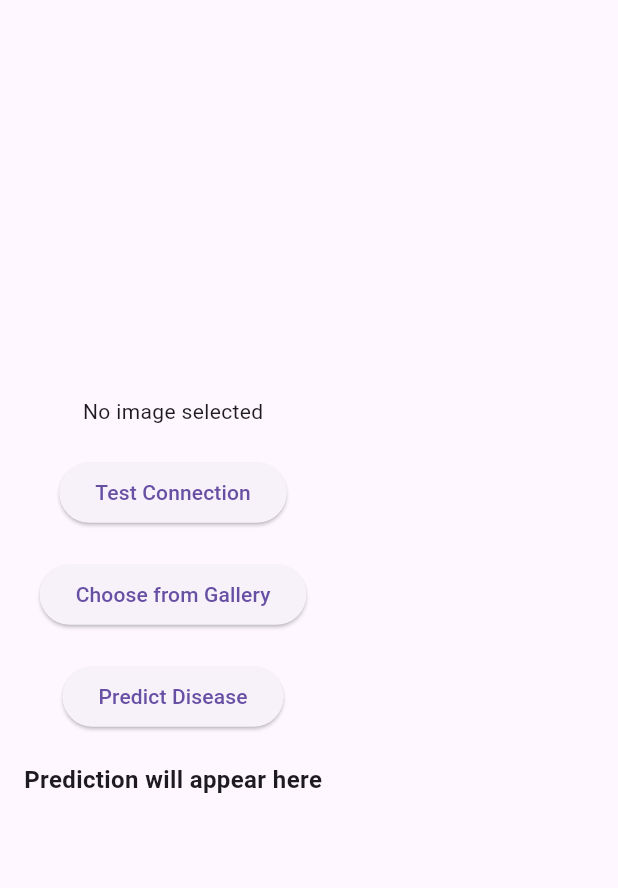
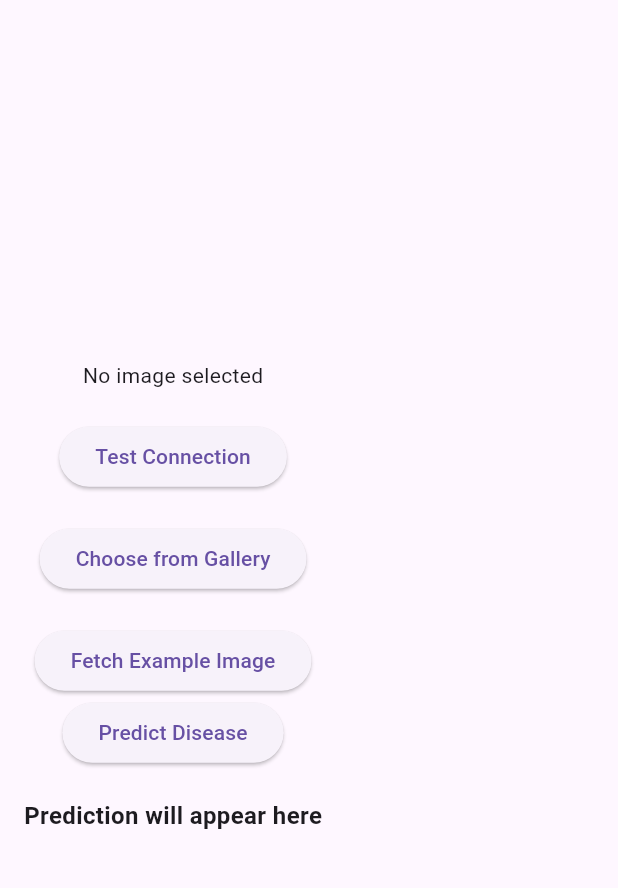
Before and after one commit to farisazny/MAD-Leaf-Disease-Flutter-App, a Flutter app: the screen it shows after launch, after a tap on "Test Connection", on a phone screen of 412 x 824 dp, the part 63-951 px from its top. Run offline on Flutter 3.47's test engine with Material 3 defaults, Android fonts, the phone set to English and light mode, and no system bars; our stand-ins replace image_picker; network calls fail.

Commit message:
main2.dart

```diff
--- a/flutter_leaf_disease_app/lib/main.dart
+++ b/flutter_leaf_disease_app/lib/main.dart
@@ -1,5 +1,6 @@
 import 'dart:convert';
 import 'package:http/http.dart' as http;
+import 'package:path_provider/path_provider.dart';
 import 'package:flutter/material.dart';
 import 'dart:io';
 import 'package:image_picker/image_picker.dart';
@@ -27,14 +28,16 @@ class _LeafDiseasePredictorState extends State<LeafDiseasePredictor> {
   String _prediction = "Prediction will appear here";
 
   Future<Map<String, dynamic>> detectDisease(String imagePath) async {
-    final String apiUrl = 'http://10.0.2.2:5000/predict'; // Replace with your Flask API endpoint
+    final String apiUrl =
+        "https://flask-production-4847.up.railway.app/predict"; // Replace with your Flask API endpoint
 
     try {
       var request = http.MultipartRequest('POST', Uri.parse(apiUrl))
         ..files.add(await http.MultipartFile.fromPath('img', imagePath));
 
       final response = await request.send();
-      final Map<String, dynamic> data = json.decode(await response.stream.bytesToString());
+      final Map<String, dynamic> data =
+          json.decode(await response.stream.bytesToString());
 
       return data;
     } catch (e) {
@@ -44,7 +47,8 @@ class _LeafDiseasePredictorState extends State<LeafDiseasePredictor> {
 
   Future<void> _testConnection() async {
     // Replace the API endpoint with your Flask API endpoint
-    const testConnectionUrl = "http://10.0.2.2:5000/testConnection";
+    const testConnectionUrl =
+        "https://flask-production-4847.up.railway.app/testConnection";
 
     try {
       final response = await http.get(Uri.parse(testConnectionUrl));
@@ -68,6 +72,32 @@ class _LeafDiseasePredictorState extends State<LeafDiseasePredictor> {
     }
   }
 
+// Function to download an image from a URL
+  Future<void> fetchImage(String imageUrl) async {
+    try {
+      final response = await http.get(Uri.parse(imageUrl));
+
+      if (response.statusCode == 200) {
+        final documentDirectory = await getApplicationDocumentsDirectory();
+        final file = File('${documentDirectory.path}/temp_image.jpg');
+        file.writeAsBytesSync(response.bodyBytes);
+
+        setState(() {
+          _image = file; // Update _image to display the downloaded image
+        });
+
+        // Now you can use this image for prediction
+        await detectDisease(file.path);
+      } else {
+        // Handle server response error
+        print('Failed to download the image: Server error');
+      }
+    } catch (e) {
+      // Handle any other type of error
+      print('Failed to download the image: $e');
+    }
+  }
+
   Future<void> _predictLeafDisease() async {
     if (_image == null) {
       return;
@@ -78,7 +108,8 @@ Future<void> _predictLeafDisease() async {
 
       setState(() {
         final accuracy = result['Accuracy'];
-      _prediction = "Prediction: ${result['Label Name']} (Accuracy: ${accuracy != null ? accuracy.toStringAsFixed(2) : 'N/A'})";
+        _prediction =
+            "Prediction: ${result['Label Name']} (Accuracy: ${accuracy != null ? accuracy.toStringAsFixed(2) : 'N/A'})";
       });
     } catch (e) {
       // Handle errors
@@ -112,6 +143,11 @@ Future<void> _predictLeafDisease() async {
             ),
             const SizedBox(height: 20),
             ElevatedButton(
+              onPressed: () => fetchImage(
+                  "https://www.planetnatural.com/wp-content/uploads/2012/12/anthracnose-1.jpg"),
+              child: Text('Fetch Example Image'),
+            ),
+            ElevatedButton(
               onPressed: _predictLeafDisease,
               child: const Text("Predict Disease"),
             ),
```
Lines whose indentation alone changed are shown as unchanged.
